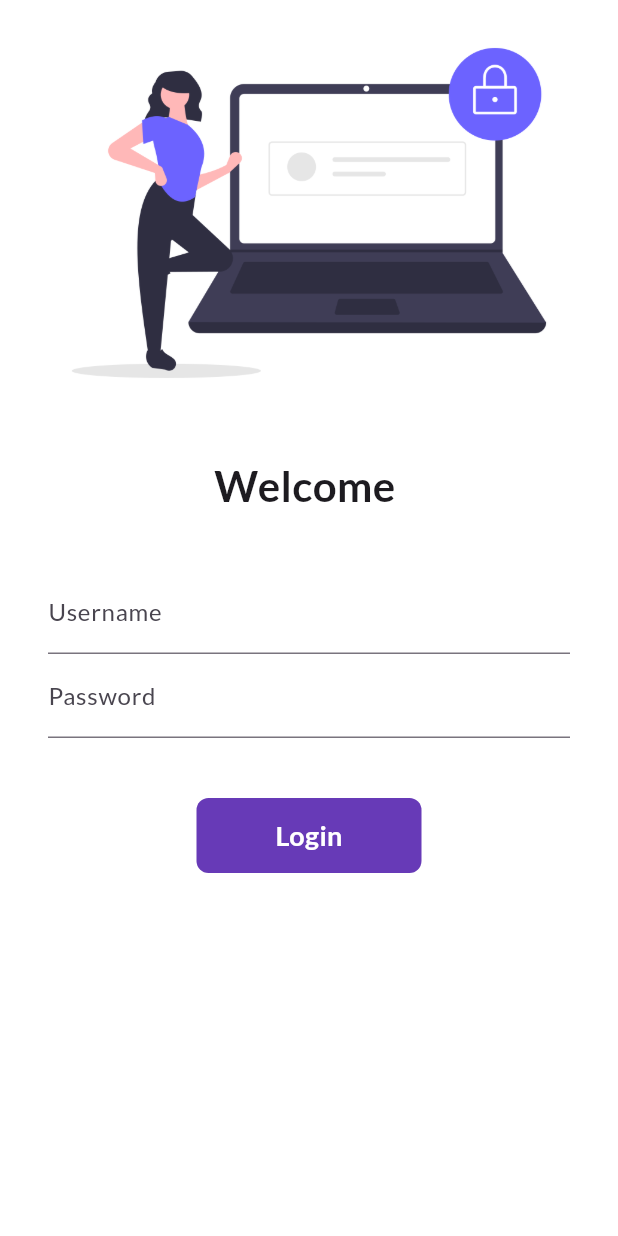
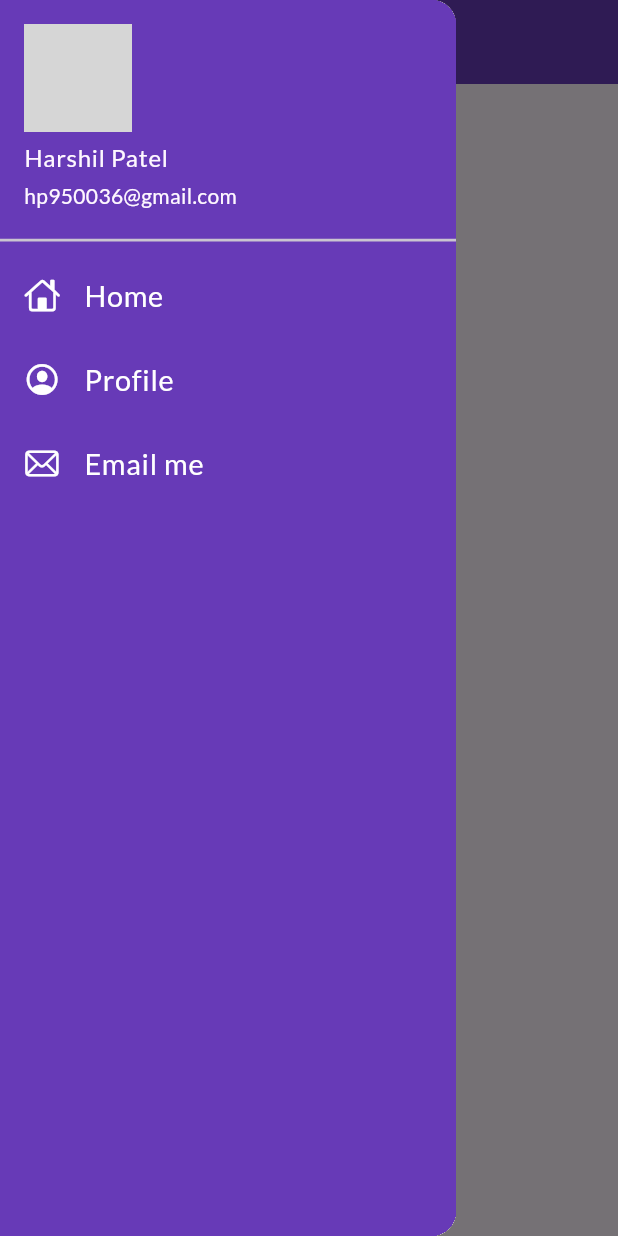
Before and after one commit to HarshilPatel-28/Flutter, a Flutter app: the screen it shows after launch, with the side drawer open (before the commit the screen has no drawer), on a phone screen of 412 x 824 dp. Run offline on Flutter 3.47's test engine with Material 3 defaults, Android fonts, the phone set to English and light mode, and no system bars; our stand-ins replace google_fonts; network calls fail; grey boxes are pictures that could not be loaded.

Commit message:
Day-6 completed

```diff
--- a/lib/main.dart
+++ b/lib/main.dart
@@ -19,9 +19,9 @@ class MyApp extends StatelessWidget {
         primarySwatch: Colors.deepPurple,
         fontFamily: GoogleFonts.lato().fontFamily,
       ),
-      // debugShowCheckedModeBanner: false,
+      debugShowCheckedModeBanner: false,
       darkTheme: ThemeData(brightness: Brightness.dark),
-      // initialRoute: "/home",
+      initialRoute: "/home",
       routes: {
         "/": (context) => const LoginPage(),
         MyRoutes.homeRoute: (context) => const HomePage(),
--- a/lib/pages/home_page.dart
+++ b/lib/pages/home_page.dart
@@ -1,4 +1,5 @@
 import 'package:flutter/material.dart';
+import 'package:my_first_app/widgets/drawer.dart';
 
 class HomePage extends StatelessWidget {
   final String name = "Harshil";
@@ -9,14 +10,19 @@ class HomePage extends StatelessWidget {
   Widget build(BuildContext context) {
     return Scaffold(
       appBar: AppBar(
-        title: const Text("Catalog App"),
+        title: const Text(
+          "Catalog App",
+          style: TextStyle(color: Colors.white),
+        ),
+        backgroundColor: Colors.deepPurple,
+        iconTheme: IconThemeData(color: Colors.white),
       ),
       body: Center(
         child: Container(
           child: Text("Welcone $name..."),
         ),
       ),
-      drawer: const Drawer(),
+      drawer: MyDrawer(),
     );
   }
 }
--- /dev/null
+++ b/lib/widgets/drawer.dart
@@ -0,0 +1,72 @@
+import 'package:flutter/cupertino.dart';
+import 'package:flutter/material.dart';
+import 'package:flutter/widgets.dart';
+
+class MyDrawer extends StatelessWidget {
+  @override
+  Widget build(BuildContext context) {
+    final imageUrl =
+        "https://imgs.search.brave.com/ZV2DB6FVB_Vrc0FwyEBCMOJtFE2GtkhroqqDfztrsFo/rs:fit:860:0:0/g:ce/aHR0cHM6Ly9jZG4u/d2FsbHBhcGVyc2Fm/YXJpLmNvbS84Ny82/NS9wdmx5SWYuanBn";
+
+    return Drawer(
+      child: Container(
+        color: Colors.deepPurple,
+        child: ListView(
+          padding: EdgeInsets.zero,
+          children: [
+            DrawerHeader(
+                padding: EdgeInsets.zero,
+                child: UserAccountsDrawerHeader(
+                  margin: EdgeInsets.zero,
+                  accountName: Text("Harshil Patel"),
+                  accountEmail: Text("hp950036@gmail.com"),
+                  currentAccountPicture: CircleAvatar(
+                    backgroundImage: NetworkImage(imageUrl),
+                  ),
+                  decoration: BoxDecoration(color: Colors.deepPurple),
+                )),
+            ListTile(
+              leading: Icon(
+                CupertinoIcons.home,
+                color: Colors.white,
+              ),
+              title: Text(
+                "Home",
+                textScaleFactor: 1.2,
+                style: TextStyle(
+                  color: Colors.white,
+                ),
+              ),
+            ),
+            ListTile(
+              leading: Icon(
+                CupertinoIcons.profile_circled,
+                color: Colors.white,
+              ),
+              title: Text(
+                "Profile",
+                textScaleFactor: 1.2,
+                style: TextStyle(
+                  color: Colors.white,
+                ),
+              ),
+            ),
+            ListTile(
+              leading: Icon(
+                CupertinoIcons.mail,
+                color: Colors.white,
+              ),
+              title: Text(
+                "Email me",
+                textScaleFactor: 1.2,
+                style: TextStyle(
+                  color: Colors.white,
+                ),
+              ),
+            )
+          ],
+        ),
+      ),
+    );
+  }
+}
```
Also changed, not shown: lib/pages/login_page.dart (+44 -16 lines), assets/images/hey.png (added).
